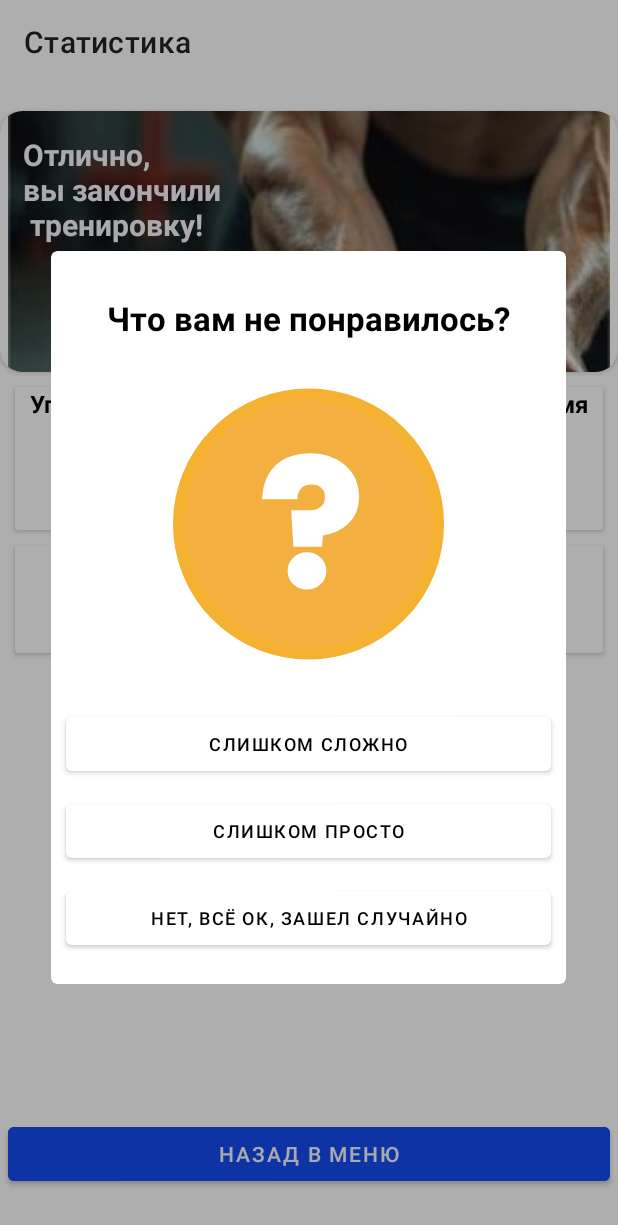
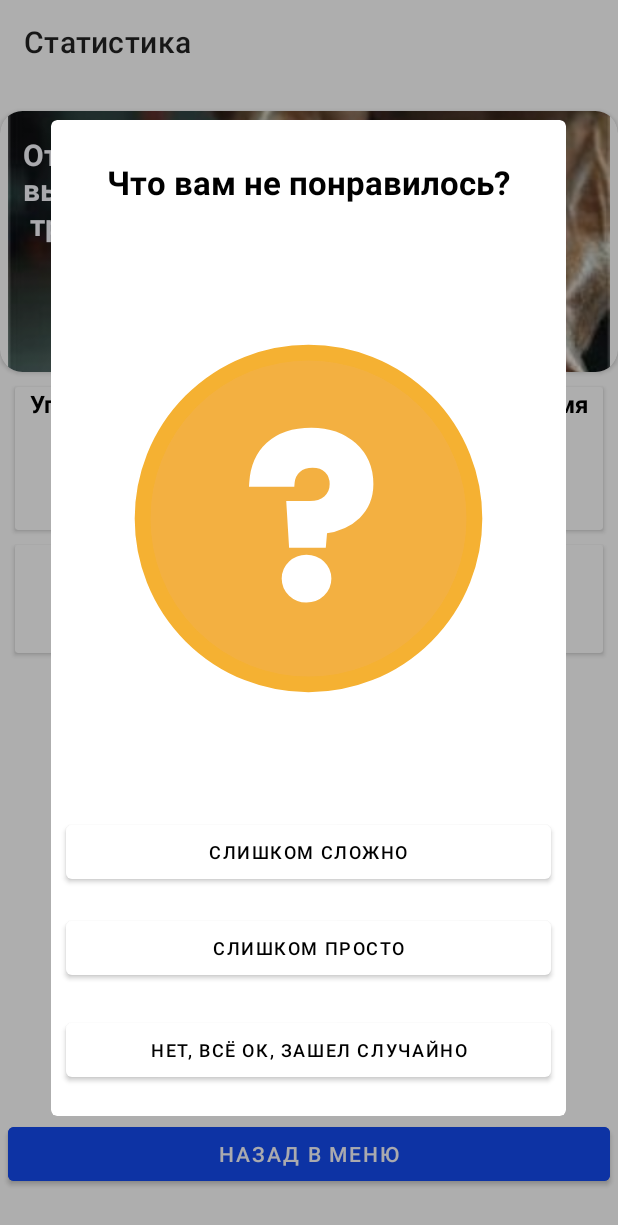
Before and after one commit to Evgen1994-McD/FitnessApp, an Android app built with Jetpack Compose: the DaysFinishFragment screen opened through its navigation route, after a tap on an icon or button, on a phone screen of 412 x 824 dp. Shown: the top 1225 px of the screen. Run offline under Robolectric (Android 15) with nearby library versions, the phone set to English and light mode, and no system bars; our stand-ins replace Dagger/Hilt's generated code, Room's generated code, navigation-ui; libraries missing offline, so code that uses them is left out: com.dotlottie.dlplayer.

```diff
--- a/app/src/main/java/com/example/fitnessapp/adapter/ExerciseAdapter.kt
+++ b/app/src/main/java/com/example/fitnessapp/exercises/ui/ExerciseAdapter.kt
@@ -1,4 +1,4 @@
-package com.example.fitnessapp.adapter
+package com.example.fitnessapp.exercises.ui
 
 import android.view.LayoutInflater
 import android.view.View
--- a/app/src/main/java/com/example/fitnessapp/exercises/ui/fragments/ExerciseListFragment.kt
+++ b/app/src/main/java/com/example/fitnessapp/exercises/ui/fragments/ExerciseListFragment.kt
@@ -15,7 +15,7 @@ import androidx.fragment.app.activityViewModels
 import androidx.navigation.fragment.findNavController
 import androidx.recyclerview.widget.LinearLayoutManager
 import com.example.fitnessapp.R
-import com.example.fitnessapp.adapter.ExerciseAdapter
+import com.example.fitnessapp.exercises.ui.ExerciseAdapter
 import com.example.fitnessapp.databinding.ExerciseListFragmentBinding
 import com.example.fitnessapp.db.DayModel
 import com.example.fitnessapp.exercises.ui.ExerciseListViewModel
--- a/app/src/main/java/com/example/fitnessapp/adapter/DaysAdapter.kt
+++ b/app/src/main/java/com/example/fitnessapp/training/ui/adapters/DaysAdapter.kt
@@ -1,4 +1,4 @@
-package com.example.fitnessapp.adapter
+package com.example.fitnessapp.training.ui.adapters
 
 import android.view.LayoutInflater
 import android.view.View
--- a/app/src/main/java/com/example/fitnessapp/training/ui/fragments/DaysFragment.kt
+++ b/app/src/main/java/com/example/fitnessapp/training/ui/fragments/DaysFragment.kt
@@ -11,7 +11,7 @@ import androidx.fragment.app.activityViewModels
 import androidx.navigation.fragment.findNavController
 import androidx.recyclerview.widget.LinearLayoutManager
 import com.example.fitnessapp.R
-import com.example.fitnessapp.adapter.DaysAdapter
+import com.example.fitnessapp.training.ui.adapters.DaysAdapter
 import com.example.fitnessapp.databinding.FragmentDaysBinding
 import com.example.fitnessapp.db.DayModel
 import com.example.fitnessapp.training.ui.DaysViewModel
--- a/app/src/main/res/layout/after_training_dialogue.xml
+++ b/app/src/main/res/layout/after_training_dialogue.xml
@@ -10,6 +10,18 @@
 
     android:layout_margin="50dp">
 
+    <androidx.recyclerview.widget.RecyclerView
+        android:id="@+id/rcView"
+        android:layout_width="0dp"
+        android:layout_height="0dp"
+        android:layout_marginVertical="5dp"
+        android:layout_marginStart="5dp"
+        android:visibility="invisible"
+        app:layout_constraintBottom_toTopOf="@+id/guideline23"
+        app:layout_constraintEnd_toStartOf="@+id/guideline21"
+        app:layout_constraintStart_toStartOf="parent"
+        app:layout_constraintTop_toTopOf="@+id/guideline22" />
+
     <com.airbnb.lottie.LottieAnimationView
         android:id="@+id/lottie_view"
         android:layout_width="0dp"
@@ -19,10 +31,10 @@
         android:layout_marginEnd="40dp"
         android:layout_marginBottom="20dp"
         android:visibility="invisible"
-        app:layout_constraintBottom_toTopOf="@+id/guideline20"
+        app:layout_constraintBottom_toTopOf="@+id/guideline23"
         app:layout_constraintEnd_toEndOf="parent"
         app:layout_constraintStart_toStartOf="parent"
-        app:layout_constraintTop_toBottomOf="@+id/tvTitle"
+        app:layout_constraintTop_toTopOf="@+id/guideline22"
         app:lottie_autoPlay="false"
         app:lottie_loop="false"
         app:lottie_rawRes="@raw/question" />
@@ -41,7 +53,7 @@
         app:layout_constraintBottom_toTopOf="@+id/btSoEasy"
         app:layout_constraintEnd_toEndOf="parent"
         app:layout_constraintStart_toStartOf="parent"
-        app:layout_constraintTop_toTopOf="@+id/guideline20" />
+        app:layout_constraintTop_toTopOf="@+id/guideline23" />
 
     <Button
         android:id="@+id/btIsNothing"
@@ -55,18 +67,19 @@
         android:textSize="12sp"
         app:layout_constraintBottom_toBottomOf="parent"
         app:layout_constraintEnd_toEndOf="parent"
-        app:layout_constraintStart_toStartOf="parent"
-        app:layout_constraintTop_toBottomOf="@+id/btSoEasy" />
+        app:layout_constraintStart_toStartOf="parent" />
 
     <TextView
         android:id="@+id/tvTitle"
         android:layout_width="wrap_content"
         android:layout_height="wrap_content"
         android:layout_marginTop="30dp"
+        android:layout_marginBottom="20dp"
         android:text="Что вам не понравилось?"
         android:textColor="@color/black"
         android:textSize="22sp"
         android:textStyle="bold"
+        app:layout_constraintBottom_toTopOf="@+id/guideline22"
         app:layout_constraintEnd_toEndOf="parent"
         app:layout_constraintStart_toStartOf="parent"
         app:layout_constraintTop_toTopOf="parent" />
@@ -77,19 +90,54 @@
         android:layout_height="wrap_content"
         android:layout_marginStart="10dp"
         android:layout_marginEnd="10dp"
-        android:layout_marginBottom="10dp"
+        android:layout_marginBottom="20dp"
         android:text="Слишком Просто"
         android:textColor="@color/black"
         android:textSize="12sp"
         app:layout_constraintBottom_toTopOf="@+id/btIsNothing"
         app:layout_constraintEnd_toEndOf="parent"
-        app:layout_constraintStart_toStartOf="parent"
-        app:layout_constraintTop_toBottomOf="@+id/btSoHard" />
+        app:layout_constraintStart_toStartOf="parent" />
 
     <androidx.constraintlayout.widget.Guideline
         android:id="@+id/guideline20"
         android:layout_width="wrap_content"
         android:layout_height="wrap_content"
         android:orientation="horizontal"
-        app:layout_constraintGuide_begin="305dp" />
+        app:layout_constraintGuide_percent="0.48259494" />
+
+    <androidx.constraintlayout.widget.Guideline
+        android:id="@+id/guideline21"
+        android:layout_width="wrap_content"
+        android:layout_height="wrap_content"
+        android:orientation="vertical"
+        app:layout_constraintGuide_percent="0.5" />
+
+    <androidx.constraintlayout.widget.Guideline
+        android:id="@+id/guideline22"
+        android:layout_width="wrap_content"
+        android:layout_height="wrap_content"
+        android:orientation="horizontal"
+        app:layout_constraintGuide_percent="0.11" />
+
+    <androidx.recyclerview.widget.RecyclerView
+        android:id="@+id/rcView2"
+        android:layout_width="0dp"
+        android:layout_height="0dp"
+        android:layout_marginTop="5dp"
+        android:layout_marginEnd="5dp"
+        android:layout_marginBottom="5dp"
+        android:visibility="invisible"
+        app:layout_constraintBottom_toTopOf="@+id/guideline23"
+        app:layout_constraintEnd_toEndOf="parent"
+        app:layout_constraintHorizontal_bias="0.0"
+        app:layout_constraintStart_toStartOf="@+id/guideline21"
+        app:layout_constraintTop_toTopOf="@+id/guideline22"
+        app:layout_constraintVertical_bias="1.0" />
+
+    <androidx.constraintlayout.widget.Guideline
+        android:id="@+id/guideline23"
+        android:layout_width="wrap_content"
+        android:layout_height="wrap_content"
+        android:orientation="horizontal"
+        app:layout_constraintGuide_percent="0.69" />
 </androidx.constraintlayout.widget.ConstraintLayout>
```
Also changed, not shown: app/src/main/java/com/example/fitnessapp/statistic/ui/DaysFinishFragment.kt (+2 -19 lines), app/src/main/java/com/example/fitnessapp/statistic/ui/DaysFinishViewModel.kt (+57 -2 lines).
